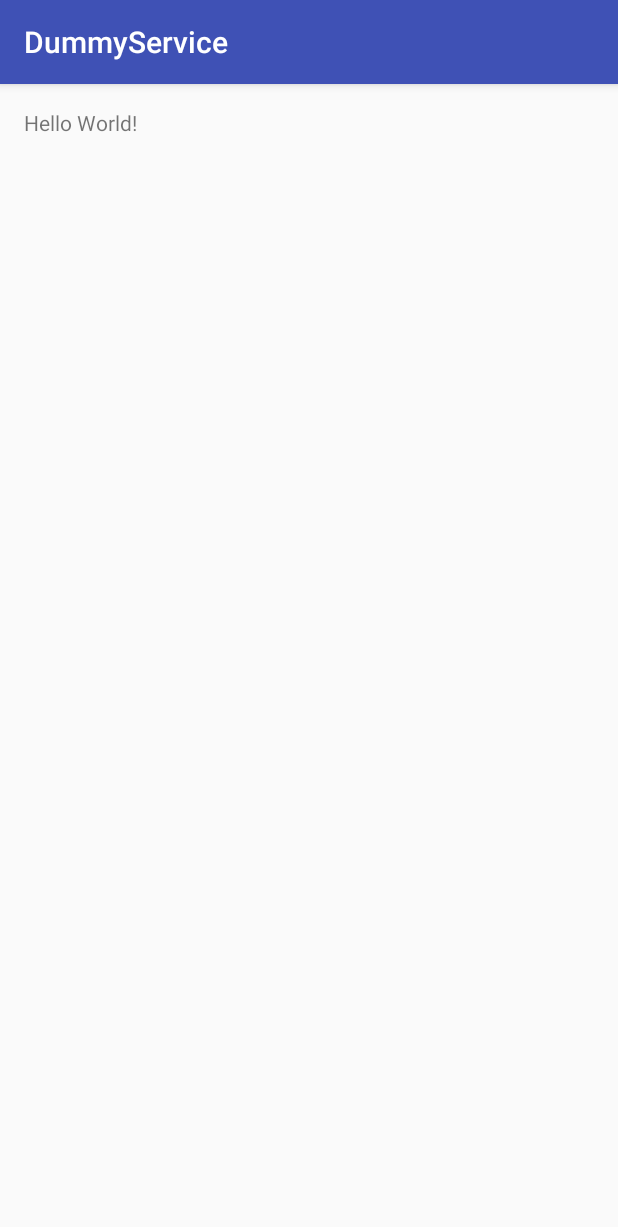
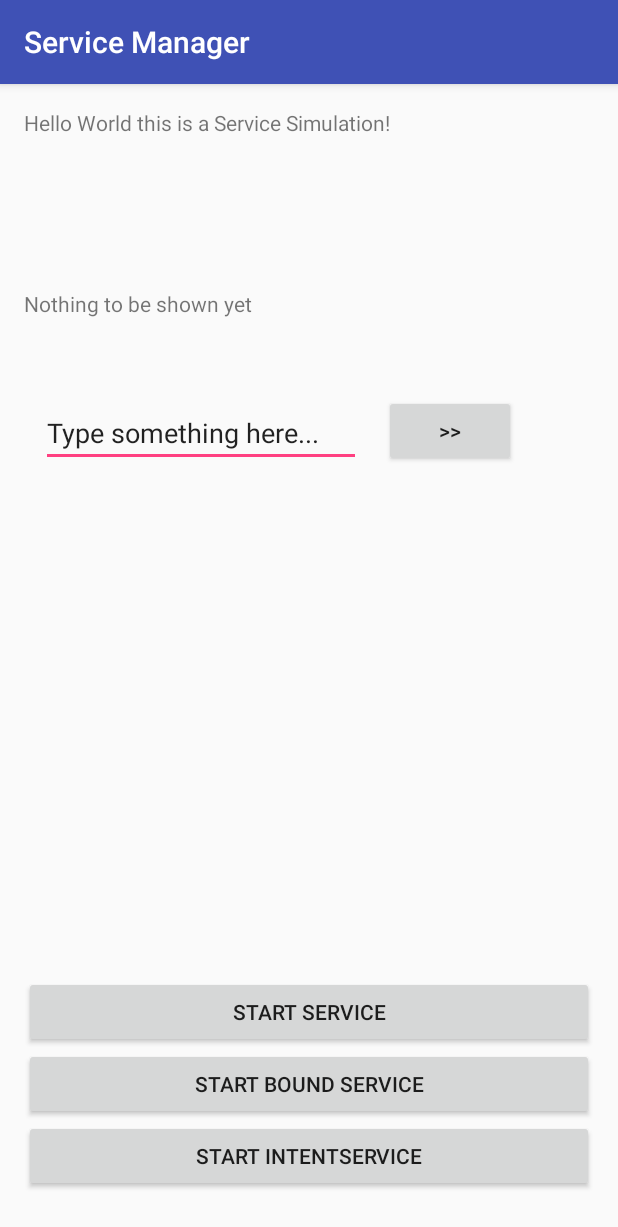
Before and after one commit to pdelmonte/DummyService, an Android app: the screen it shows after launch (MainActivity), on a phone screen of 412 x 824 dp. Shown: the top 1227 px of the screen. Run offline under Robolectric (Android 15) with nearby library versions, the phone set to English and light mode, and no system bars.

Commit message:
Created the first layout with button functionality and logging for debbuging

```diff
--- a/app/src/main/java/org/bts/android/dummyservice/MainActivity.java
+++ b/app/src/main/java/org/bts/android/dummyservice/MainActivity.java
@@ -2,12 +2,56 @@ package org.bts.android.dummyservice;
 
 import android.support.v7.app.AppCompatActivity;
 import android.os.Bundle;
+import android.util.Log;
+import android.view.View;
+import android.widget.Button;
 
-public class MainActivity extends AppCompatActivity {
+public class MainActivity extends AppCompatActivity implements View.OnClickListener {
+
+    private static final String TAG = MainActivity.class.getSimpleName();
 
     @Override
     protected void onCreate(Bundle savedInstanceState) {
         super.onCreate(savedInstanceState);
         setContentView(R.layout.activity_main);
+
+        final Button btnStartService = (Button) findViewById(R.id.start_service);
+        btnStartService.setOnClickListener(this);
+
+        final Button btnStartBoundService = (Button) findViewById(R.id.start_bound_service);
+        btnStartBoundService.setOnClickListener(this);
+
+        final Button btnStartIntentService = (Button) findViewById(R.id.start_intent_service);
+        btnStartIntentService.setOnClickListener(this);
+
+        final Button btnGoInputField = (Button) findViewById(R.id.go_input_field);
+        btnGoInputField.setOnClickListener(this);
     }
+
+    @Override
+    public void onClick(View whichView) {
+
+        switch (whichView.getId()) {
+
+            case R.id.start_service:
+                Log.w(MainActivity.TAG, "Service Started");
+                break;
+
+            case R.id.start_bound_service:
+                Log.w(MainActivity.TAG, "Bound Service Started");
+                break;
+
+            case R.id.start_intent_service:
+                Log.w(MainActivity.TAG, "IntentService Started");
+                break;
+
+            default:
+                Log.w(MainActivity.TAG, "Something else Clicked");
+                break;
+
+        }
+
+    }
+
+
 }
--- a/app/src/main/res/layout/activity_main.xml
+++ b/app/src/main/res/layout/activity_main.xml
@@ -13,5 +13,67 @@
     <TextView
         android:layout_width="wrap_content"
         android:layout_height="wrap_content"
-        android:text="Hello World!" />
+        android:text="Hello World this is a Service Simulation!"
+        android:id="@+id/textView" />
+
+    <Button
+        android:text="Start IntentService"
+        android:layout_width="match_parent"
+        android:layout_height="wrap_content"
+        android:id="@+id/start_intent_service"
+        android:layout_alignParentBottom="true"
+        android:layout_centerHorizontal="true"
+        android:layout_marginBottom="13dp" />
+
+    <TextView
+        android:text="@string/text_serviced"
+        android:layout_width="match_parent"
+        android:layout_height="wrap_content"
+        android:layout_marginTop="101dp"
+        android:id="@+id/textView2"
+        android:layout_below="@+id/textView"
+        android:layout_centerHorizontal="true" />
+
+    <EditText
+        android:layout_width="wrap_content"
+        android:layout_height="wrap_content"
+        android:inputType="textPersonName"
+        android:text="@string/text_field"
+        android:ems="10"
+        android:layout_below="@+id/textView2"
+        android:layout_alignParentLeft="true"
+        android:layout_alignParentStart="true"
+        android:layout_marginLeft="11dp"
+        android:layout_marginStart="11dp"
+        android:layout_marginTop="54dp"
+        android:id="@+id/editText" />
+
+    <Button
+        android:text=">>"
+        android:layout_width="wrap_content"
+        android:layout_height="wrap_content"
+        android:layout_alignBottom="@+id/editText"
+        android:layout_toRightOf="@+id/editText"
+        android:layout_toEndOf="@+id/editText"
+        android:layout_marginLeft="15dp"
+        android:layout_marginStart="15dp"
+        android:id="@+id/go_input_field" />
+
+    <Button
+        android:text="Start Service"
+        android:layout_width="match_parent"
+        android:layout_height="wrap_content"
+        android:id="@+id/start_service"
+        android:layout_above="@+id/start_bound_service"
+        android:layout_alignParentLeft="true"
+        android:layout_alignParentStart="true" />
+
+    <Button
+        android:text="Start Bound Service"
+        android:layout_width="match_parent"
+        android:layout_height="wrap_content"
+        android:id="@+id/start_bound_service"
+        android:layout_above="@+id/start_intent_service"
+        android:layout_alignParentLeft="true"
+        android:layout_alignParentStart="true" />
 </RelativeLayout>
--- a/app/src/main/res/values/strings.xml
+++ b/app/src/main/res/values/strings.xml
@@ -1,3 +1,5 @@
 <resources>
-    <string name="app_name">DummyService</string>
+    <string name="app_name">Service Manager</string>
+    <string name="text_serviced">Nothing to be shown yet</string>
+    <string name="text_field">Type something here...</string>
 </resources>
```
